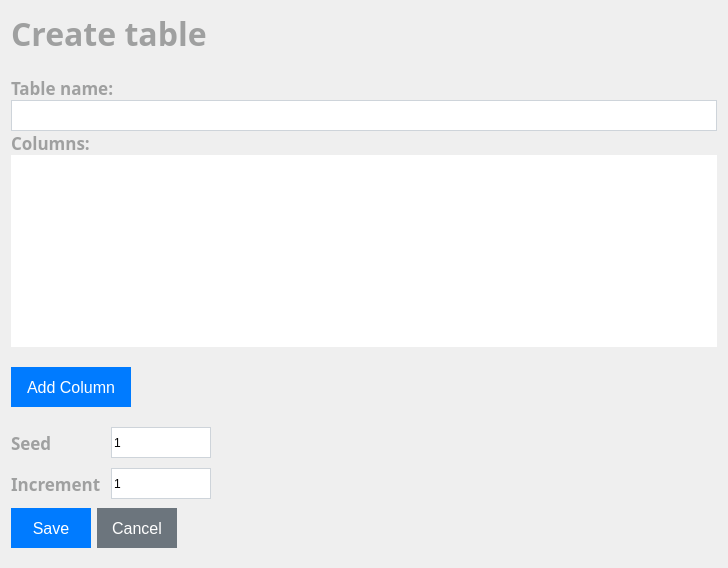
Old version of the form NBAdmin/CreateTableTab.ui in the repository gitnitrosbase/QtAdmin.
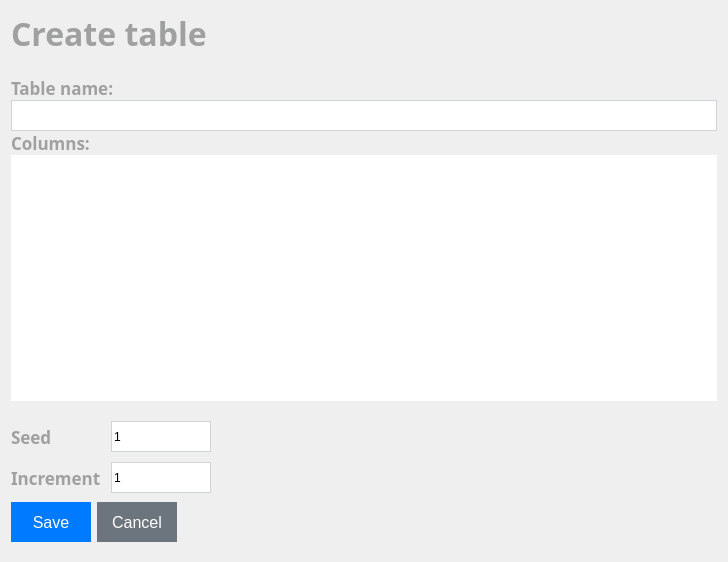
New version of the form. Icons and pictures are not drawn.

The edit to the form file:
```diff
--- a/NBAdmin/CreateTableTab.ui
+++ b/NBAdmin/CreateTableTab.ui
@@ -23,127 +23,219 @@
    <property name="spacing">
     <number>0</number>
    </property>
-   <item row="6" column="0">
-    <spacer name="verticalSpacer_2">
-     <property name="orientation">
-      <enum>Qt::Vertical</enum>
-     </property>
-     <property name="sizeType">
-      <enum>QSizePolicy::Fixed</enum>
-     </property>
-     <property name="sizeHint" stdset="0">
-      <size>
-       <width>20</width>
-       <height>20</height>
-      </size>
-     </property>
-    </spacer>
+   <item row="8" column="0" alignment="Qt::AlignLeft">
+    <widget class="QWidget" name="horizontalWidget" native="true">
+     <layout class="QHBoxLayout" name="horizontalLayout">
+      <property name="leftMargin">
+       <number>0</number>
+      </property>
+      <item>
+       <widget class="QPushButton" name="pushButton_2">
+        <property name="sizePolicy">
+         <sizepolicy hsizetype="Fixed" vsizetype="Fixed">
+          <horstretch>0</horstretch>
+          <verstretch>0</verstretch>
+         </sizepolicy>
+        </property>
+        <property name="minimumSize">
+         <size>
+          <width>80</width>
+          <height>40</height>
+         </size>
+        </property>
+        <property name="font">
+         <font>
+          <family>Segoe UI</family>
+          <pointsize>12</pointsize>
+          <bold>false</bold>
+         </font>
+        </property>
+        <property name="styleSheet">
+         <string notr="true">QPushButton {
+    color: #fff;
+	background-color: #007bff;
+	border: 1px solid #007bff;
+}
+QPushButton:hover {
+	background-color: #0069d9;
+    border-color: #0062cc;
+}</string>
+        </property>
+        <property name="text">
+         <string>Save</string>
+        </property>
+       </widget>
+      </item>
+      <item>
+       <widget class="QPushButton" name="pushButton_3">
+        <property name="sizePolicy">
+         <sizepolicy hsizetype="Fixed" vsizetype="Fixed">
+          <horstretch>0</horstretch>
+          <verstretch>0</verstretch>
+         </sizepolicy>
+        </property>
+        <property name="minimumSize">
+         <size>
+          <width>80</width>
+          <height>40</height>
+         </size>
+        </property>
+        <property name="font">
+         <font>
+          <family>Segoe UI</family>
+          <pointsize>12</pointsize>
+          <bold>false</bold>
+         </font>
+        </property>
+        <property name="styleSheet">
+         <string notr="true">QPushButton {
+    color: #fff;
+    background-color: #6c757d;
+    border: none;
+}
+QPushButton:hover {
+	background-color: #5a6268;
+}</string>
+        </property>
+        <property name="text">
+         <string>Cancel</string>
+        </property>
+       </widget>
+      </item>
+     </layout>
+    </widget>
    </item>
    <item row="7" column="0">
-    <widget class="QPushButton" name="addColumnButton">
-     <property name="sizePolicy">
-      <sizepolicy hsizetype="Fixed" vsizetype="Fixed">
-       <horstretch>0</horstretch>
-       <verstretch>0</verstretch>
-      </sizepolicy>
+    <layout class="QFormLayout" name="formLayout">
+     <property name="horizontalSpacing">
+      <number>10</number>
      </property>
-     <property name="minimumSize">
-      <size>
-       <width>80</width>
-       <height>40</height>
-      </size>
+     <property name="verticalSpacing">
+      <number>10</number>
      </property>
-     <property name="maximumSize">
-      <size>
-       <width>120</width>
-       <height>40</height>
-      </size>
-     </property>
-     <property name="font">
-      <font>
-       <family>Segoe UI</family>
-       <pointsize>12</pointsize>
-       <bold>false</bold>
-      </font>
-     </property>
-     <property name="styleSheet">
-      <string notr="true">QPushButton {
-    color: #fff;
-	background-color: #007bff;
-	border: 1px solid #007bff;
-}
-QPushButton:hover {
-	background-color: #0069d9;
-    border-color: #0062cc;
+     <item row="0" column="0">
+      <widget class="QLabel" name="label_4">
+       <property name="maximumSize">
+        <size>
+         <width>90</width>
+         <height>16777215</height>
+        </size>
+       </property>
+       <property name="font">
+        <font>
+         <family>Segoe UI Semibold</family>
+         <pointsize>13</pointsize>
+         <bold>true</bold>
+        </font>
+       </property>
+       <property name="styleSheet">
+        <string notr="true">color: #9fa0a0;</string>
+       </property>
+       <property name="text">
+        <string>Seed</string>
+       </property>
+      </widget>
+     </item>
+     <item row="0" column="1">
+      <widget class="QLineEdit" name="SeedLineEdit">
+       <property name="minimumSize">
+        <size>
+         <width>100</width>
+         <height>31</height>
+        </size>
+       </property>
+       <property name="maximumSize">
+        <size>
+         <width>100</width>
+         <height>31</height>
+        </size>
+       </property>
+       <property name="font">
+        <font>
+         <family>Segoe UI</family>
+         <bold>false</bold>
+        </font>
+       </property>
+       <property name="styleSheet">
+        <string notr="true">QLineEdit {
+	border: 1px solid #ced4da;
 }</string>
-     </property>
-     <property name="text">
-      <string>Add Column</string>
-     </property>
-    </widget>
+       </property>
+       <property name="text">
+        <string>1</string>
+       </property>
+      </widget>
+     </item>
+     <item row="1" column="0">
+      <widget class="QLabel" name="label_3">
+       <property name="maximumSize">
+        <size>
+         <width>90</width>
+         <height>16777215</height>
+        </size>
+       </property>
+       <property name="font">
+        <font>
+         <family>Segoe UI Semibold</family>
+         <pointsize>13</pointsize>
+         <bold>true</bold>
+        </font>
+       </property>
+       <property name="styleSheet">
+        <string notr="true">color: #9fa0a0;</string>
+       </property>
+       <property name="text">
+        <string>Increment</string>
+       </property>
+      </widget>
+     </item>
+     <item row="1" column="1">
+      <widget class="QLineEdit" name="IncrementLineEdit">
+       <property name="minimumSize">
+        <size>
+         <width>100</width>
+         <height>31</height>
+        </size>
+       </property>
+       <property name="maximumSize">
+        <size>
+         <width>100</width>
+         <height>31</height>
+        </size>
+       </property>
+       <property name="font">
+        <font>
+         <family>Segoe UI</family>
+         <bold>false</bold>
+        </font>
+       </property>
+       <property name="styleSheet">
+        <string notr="true">QLineEdit {
+	border: 1px solid #ced4da;
+}</string>
+       </property>
+       <property name="text">
+        <string>1</string>
+       </property>
+      </widget>
+     </item>
+    </layout>
    </item>
-   <item row="4" column="0">
-    <widget class="QLabel" name="label_2">
-     <property name="font">
-      <font>
-       <family>Segoe UI Semibold</family>
-       <pointsize>13</pointsize>
-       <bold>true</bold>
-      </font>
+   <item row="6" column="0">
+    <spacer name="verticalSpacer_3">
+     <property name="orientation">
+      <enum>Qt::Vertical</enum>
      </property>
-     <property name="styleSheet">
-      <string notr="true">color: #9fa0a0;</string>
+     <property name="sizeType">
+      <enum>QSizePolicy::Fixed</enum>
      </property>
-     <property name="text">
-      <string>Columns:</string>
+     <property name="sizeHint" stdset="0">
+      <size>
+       <width>20</width>
+       <height>20</height>
+      </size>
      </property>
-    </widget>
-   </item>
-   <item row="0" column="0">
-    <widget class="QLabel" name="Header_createTbl">
-     <property name="sizePolicy">
-      <sizepolicy hsizetype="Preferred" vsizetype="Fixed">
-       <horstretch>0</horstretch>
-       <verstretch>0</verstretch>
-      </sizepolicy>
-     </property>
-     <property name="font">
-      <font>
-       <family>Segoe UI Semibold</family>
-       <pointsize>24</pointsize>
-       <bold>true</bold>
-      </font>
-     </property>
-     <property name="styleSheet">
-      <string notr="true">color: #9fa0a0</string>
-     </property>
-     <property name="text">
-      <string>Create table</string>
-     </property>
-    </widget>
-   </item>
-   <item row="2" column="0">
-    <widget class="QLabel" name="label">
-     <property name="sizePolicy">
-      <sizepolicy hsizetype="Expanding" vsizetype="Fixed">
-       <horstretch>0</horstretch>
-       <verstretch>0</verstretch>
-      </sizepolicy>
-     </property>
-     <property name="font">
-      <font>
-       <family>Segoe UI Semibold</family>
-       <pointsize>13</pointsize>
-       <bold>true</bold>
-      </font>
-     </property>
-     <property name="styleSheet">
-      <string notr="true">color: #9fa0a0;</string>
-     </property>
-     <property name="text">
-      <string>Table name:</string>
-     </property>
-    </widget>
+    </spacer>
    </item>
    <item row="5" column="0">
     <widget class="QTableWidget" name="tableWidget">
@@ -289,137 +381,22 @@
      </property>
     </widget>
    </item>
-   <item row="9" column="0">
-    <layout class="QFormLayout" name="formLayout">
-     <property name="horizontalSpacing">
-      <number>10</number>
+   <item row="4" column="0">
+    <widget class="QLabel" name="label_2">
+     <property name="font">
+      <font>
+       <family>Segoe UI Semibold</family>
+       <pointsize>13</pointsize>
+       <bold>true</bold>
+      </font>
      </property>
-     <property name="verticalSpacing">
-      <number>10</number>
+     <property name="styleSheet">
+      <string notr="true">color: #9fa0a0;</string>
      </property>
-     <item row="0" column="0">
-      <widget class="QLabel" name="label_4">
-       <property name="maximumSize">
-        <size>
-         <width>90</width>
-         <height>16777215</height>
-        </size>
-       </property>
-       <property name="font">
-        <font>
-         <family>Segoe UI Semibold</family>
-         <pointsize>13</pointsize>
-         <bold>true</bold>
-        </font>
-       </property>
-       <property name="styleSheet">
-        <string notr="true">color: #9fa0a0;</string>
-       </property>
-       <property name="text">
-        <string>Seed</string>
-       </property>
-      </widget>
-     </item>
-     <item row="0" column="1">
-      <widget class="QLineEdit" name="SeedLineEdit">
-       <property name="minimumSize">
-        <size>
-         <width>100</width>
-         <height>31</height>
-        </size>
-       </property>
-       <property name="maximumSize">
-        <size>
-         <width>100</width>
-         <height>31</height>
-        </size>
-       </property>
-       <property name="font">
-        <font>
-         <family>Segoe UI</family>
-         <bold>false</bold>
-        </font>
-       </property>
-       <property name="styleSheet">
-        <string notr="true">QLineEdit {
-	border: 1px solid #ced4da;
-}</string>
-       </property>
-       <property name="text">
-        <string>1</string>
-       </property>
-      </widget>
-     </item>
-     <item row="1" column="0">
-      <widget class="QLabel" name="label_3">
-       <property name="maximumSize">
-        <size>
-         <width>90</width>
-         <height>16777215</height>
-        </size>
-       </property>
-       <property name="font">
-        <font>
-         <family>Segoe UI Semibold</family>
-         <pointsize>13</pointsize>
-         <bold>true</bold>
-        </font>
-       </property>
-       <property name="styleSheet">
-        <string notr="true">color: #9fa0a0;</string>
-       </property>
-       <property name="text">
-        <string>Increment</string>
-       </property>
-      </widget>
-     </item>
-     <item row="1" column="1">
-      <widget class="QLineEdit" name="IncrementLineEdit">
-       <property name="minimumSize">
-        <size>
-         <width>100</width>
-         <height>31</height>
-        </size>
-       </property>
-       <property name="maximumSize">
-        <size>
-         <width>100</width>
-         <height>31</height>
-        </size>
-       </property>
-       <property name="font">
-        <font>
-         <family>Segoe UI</family>
-         <bold>false</bold>
-        </font>
-       </property>
-       <property name="styleSheet">
-        <string notr="true">QLineEdit {
-	border: 1px solid #ced4da;
-}</string>
-       </property>
-       <property name="text">
-        <string>1</string>
-       </property>
-      </widget>
-     </item>
-    </layout>
-   </item>
-   <item row="1" column="0">
-    <spacer name="verticalSpacer">
-     <property name="orientation">
-      <enum>Qt::Vertical</enum>
+     <property name="text">
+      <string>Columns:</string>
      </property>
-     <property name="sizeType">
-      <enum>QSizePolicy::Fixed</enum>
-     </property>
-     <property name="sizeHint" stdset="0">
-      <size>
-       <width>20</width>
-       <height>20</height>
-      </size>
-     </property>
-    </spacer>
+    </widget>
    </item>
    <item row="3" column="0">
     <widget class="QLineEdit" name="lineEdit">
@@ -456,90 +433,8 @@
      </property>
     </widget>
    </item>
-   <item row="10" column="0" alignment="Qt::AlignLeft">
-    <widget class="QWidget" name="horizontalWidget" native="true">
-     <layout class="QHBoxLayout" name="horizontalLayout">
-      <property name="leftMargin">
-       <number>0</number>
-      </property>
-      <item>
-       <widget class="QPushButton" name="pushButton_2">
-        <property name="sizePolicy">
-         <sizepolicy hsizetype="Fixed" vsizetype="Fixed">
-          <horstretch>0</horstretch>
-          <verstretch>0</verstretch>
-         </sizepolicy>
-        </property>
-        <property name="minimumSize">
-         <size>
-          <width>80</width>
-          <height>40</height>
-         </size>
-        </property>
-        <property name="font">
-         <font>
-          <family>Segoe UI</family>
-          <pointsize>12</pointsize>
-          <bold>false</bold>
-         </font>
-        </property>
-        <property name="styleSheet">
-         <string notr="true">QPushButton {
-    color: #fff;
-	background-color: #007bff;
-	border: 1px solid #007bff;
-}
-QPushButton:hover {
-	background-color: #0069d9;
-    border-color: #0062cc;
-}</string>
-        </property>
-        <property name="text">
-         <string>Save</string>
-        </property>
-       </widget>
-      </item>
-      <item>
-       <widget class="QPushButton" name="pushButton_3">
-        <property name="sizePolicy">
-         <sizepolicy hsizetype="Fixed" vsizetype="Fixed">
-          <horstretch>0</horstretch>
-          <verstretch>0</verstretch>
-         </sizepolicy>
-        </property>
-        <property name="minimumSize">
-         <size>
-          <width>80</width>
-          <height>40</height>
-         </size>
-        </property>
-        <property name="font">
-         <font>
-          <family>Segoe UI</family>
-          <pointsize>12</pointsize>
-          <bold>false</bold>
-         </font>
-        </property>
-        <property name="styleSheet">
-         <string notr="true">QPushButton {
-    color: #fff;
-    background-color: #6c757d;
-    border: none;
-}
-QPushButton:hover {
-	background-color: #5a6268;
-}</string>
-        </property>
-        <property name="text">
-         <string>Cancel</string>
-        </property>
-       </widget>
-      </item>
-     </layout>
-    </widget>
-   </item>
-   <item row="8" column="0">
-    <spacer name="verticalSpacer_3">
+   <item row="1" column="0">
+    <spacer name="verticalSpacer">
      <property name="orientation">
       <enum>Qt::Vertical</enum>
      </property>
@@ -554,6 +449,52 @@
      </property>
     </spacer>
    </item>
+   <item row="2" column="0">
+    <widget class="QLabel" name="label">
+     <property name="sizePolicy">
+      <sizepolicy hsizetype="Expanding" vsizetype="Fixed">
+       <horstretch>0</horstretch>
+       <verstretch>0</verstretch>
+      </sizepolicy>
+     </property>
+     <property name="font">
+      <font>
+       <family>Segoe UI Semibold</family>
+       <pointsize>13</pointsize>
+       <bold>true</bold>
+      </font>
+     </property>
+     <property name="styleSheet">
+      <string notr="true">color: #9fa0a0;</string>
+     </property>
+     <property name="text">
+      <string>Table name:</string>
+     </property>
+    </widget>
+   </item>
+   <item row="0" column="0">
+    <widget class="QLabel" name="Header_createTbl">
+     <property name="sizePolicy">
+      <sizepolicy hsizetype="Preferred" vsizetype="Fixed">
+       <horstretch>0</horstretch>
+       <verstretch>0</verstretch>
+      </sizepolicy>
+     </property>
+     <property name="font">
+      <font>
+       <family>Segoe UI Semibold</family>
+       <pointsize>24</pointsize>
+       <bold>true</bold>
+      </font>
+     </property>
+     <property name="styleSheet">
+      <string notr="true">color: #9fa0a0</string>
+     </property>
+     <property name="text">
+      <string>Create table</string>
+     </property>
+    </widget>
+   </item>
   </layout>
  </widget>
  <resources/>
```
